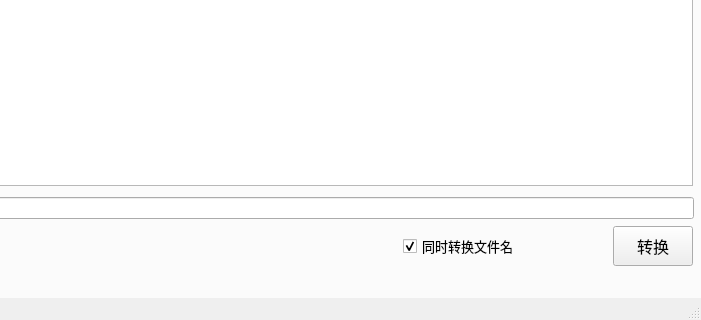
Qt form mainwindow.ui (Libra1107/DisorderCodeDealer) before a commit; both pictures show x 99 to 800 and y 580 to 900 of the 800 by 900 pixel window.
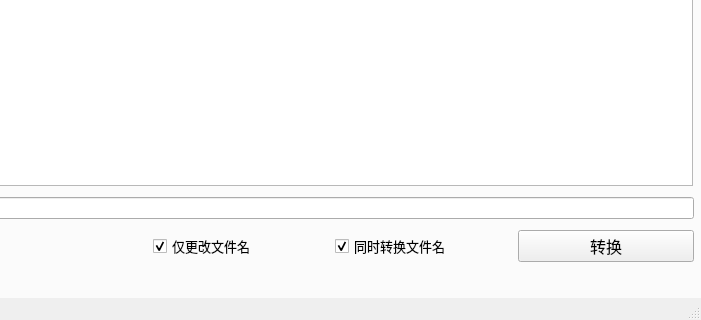
The same form after that commit. The open tabs and pages were chosen to show the change.

The edit to the form file:
```diff
--- a/mainwindow.ui
+++ b/mainwindow.ui
@@ -151,24 +151,6 @@
        </property>
       </widget>
      </widget>
-     <widget class="QPushButton" name="pushButton_2">
-      <property name="geometry">
-       <rect>
-        <x>710</x>
-        <y>780</y>
-        <width>80</width>
-        <height>40</height>
-       </rect>
-      </property>
-      <property name="font">
-       <font>
-        <pointsize>12</pointsize>
-       </font>
-      </property>
-      <property name="text">
-       <string>转换</string>
-      </property>
-     </widget>
      <widget class="QWidget" name="layoutWidget">
       <property name="geometry">
        <rect>
@@ -196,26 +178,59 @@
        </item>
       </layout>
      </widget>
-     <widget class="QCheckBox" name="fileNameTrans">
+     <widget class="QWidget" name="">
       <property name="geometry">
        <rect>
-        <x>500</x>
-        <y>785</y>
-        <width>191</width>
-        <height>30</height>
+        <x>250</x>
+        <y>780</y>
+        <width>541</width>
+        <height>41</height>
        </rect>
       </property>
-      <property name="font">
-       <font>
-        <pointsize>10</pointsize>
-       </font>
-      </property>
-      <property name="text">
-       <string>同时转换文件名</string>
-      </property>
-      <property name="checked">
-       <bool>true</bool>
-      </property>
+      <layout class="QHBoxLayout" name="horizontalLayout_2">
+       <item>
+        <widget class="QCheckBox" name="onlyTransName">
+         <property name="font">
+          <font>
+           <pointsize>10</pointsize>
+          </font>
+         </property>
+         <property name="text">
+          <string>仅更改文件名</string>
+         </property>
+         <property name="checked">
+          <bool>true</bool>
+         </property>
+        </widget>
+       </item>
+       <item>
+        <widget class="QCheckBox" name="fileNameTrans">
+         <property name="font">
+          <font>
+           <pointsize>10</pointsize>
+          </font>
+         </property>
+         <property name="text">
+          <string>同时转换文件名</string>
+         </property>
+         <property name="checked">
+          <bool>true</bool>
+         </property>
+        </widget>
+       </item>
+       <item>
+        <widget class="QPushButton" name="pushButton_2">
+         <property name="font">
+          <font>
+           <pointsize>12</pointsize>
+          </font>
+         </property>
+         <property name="text">
+          <string>转换</string>
+         </property>
+        </widget>
+       </item>
+      </layout>
      </widget>
     </widget>
    </widget>
```
